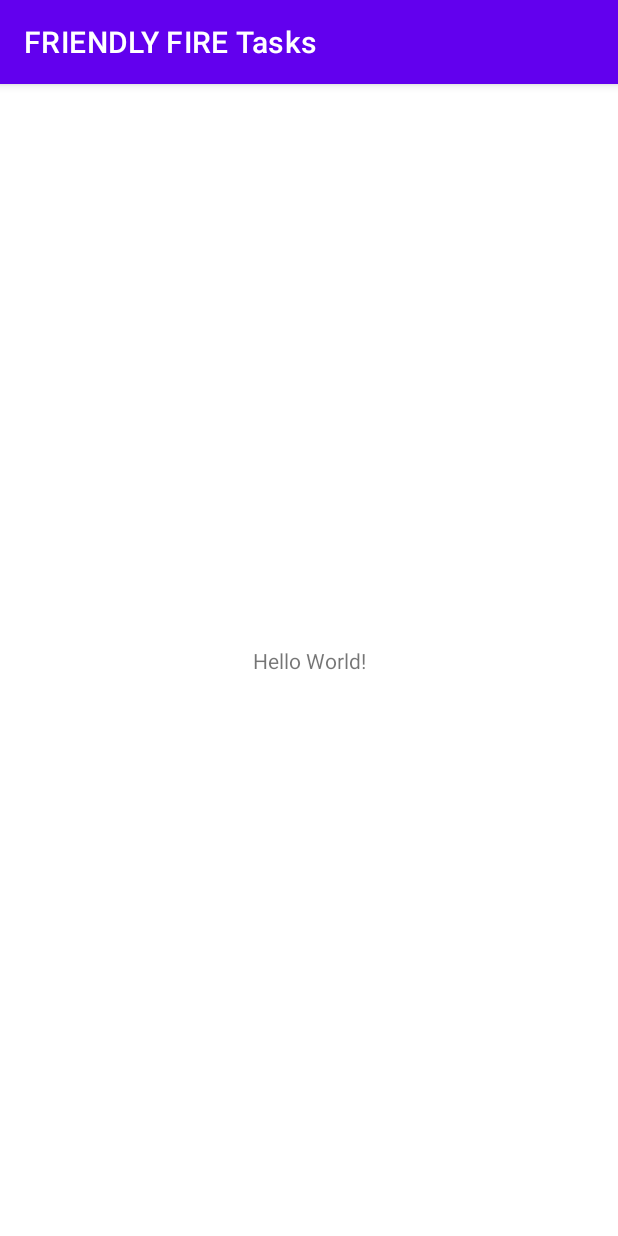
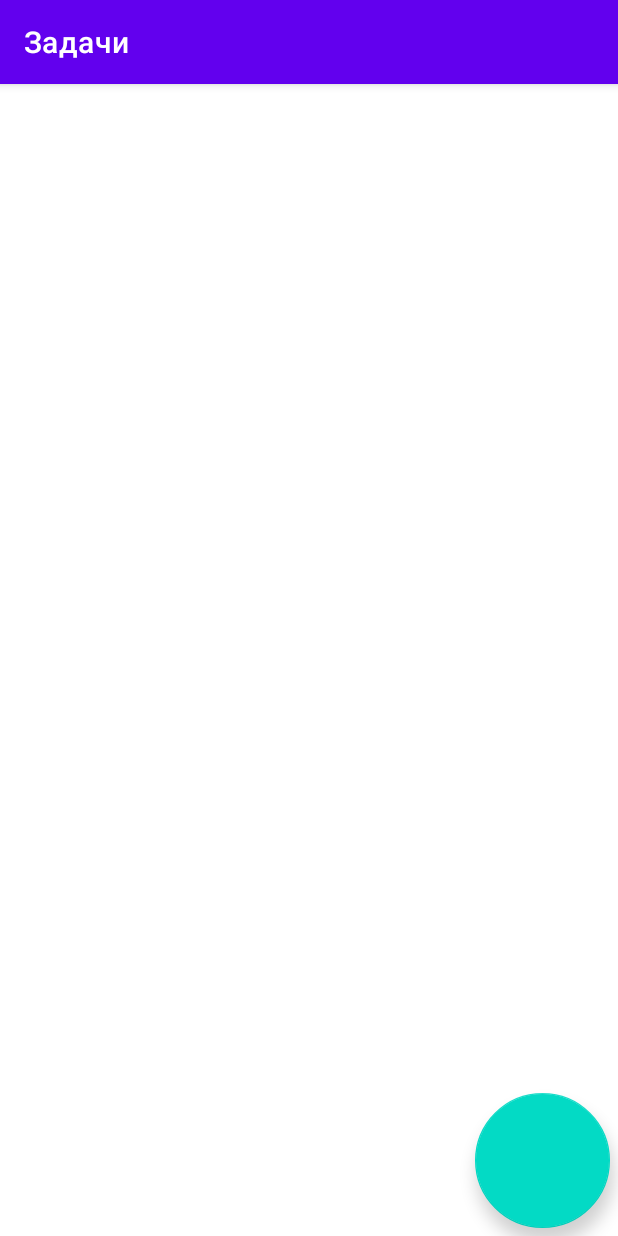
Before and after one commit to RandomServant/FRIENDLY-FIRE-Tasks, an Android app: the screen it shows after launch (MainActivity), on a phone screen of 412 x 824 dp. Run offline under Robolectric (Android 15) with nearby library versions, the phone set to English and light mode, and no system bars.

Commit message:
Сделана вёрстка кнопки добавления и списка

```diff
--- a/app/src/main/AndroidManifest.xml
+++ b/app/src/main/AndroidManifest.xml
@@ -12,7 +12,7 @@
         android:theme="@style/Theme.FRIENDLYFIRETasks"
         tools:targetApi="31">
         <activity
-            android:name=".MainActivity"
+            android:name=".presentation.MainActivity"
             android:exported="true">
             <intent-filter>
                 <action android:name="android.intent.action.MAIN" />
--- a/app/src/main/java/com/example/friendlyfiretasks/MainActivity.kt
+++ b/app/src/main/java/com/example/friendlyfiretasks/presentation/MainActivity.kt
@@ -1,7 +1,8 @@
-package com.example.friendlyfiretasks
+package com.example.friendlyfiretasks.presentation
 
 import androidx.appcompat.app.AppCompatActivity
 import android.os.Bundle
+import com.example.friendlyfiretasks.R
 
 class MainActivity : AppCompatActivity() {
     override fun onCreate(savedInstanceState: Bundle?) {
--- a/app/src/main/res/layout/activity_main.xml
+++ b/app/src/main/res/layout/activity_main.xml
@@ -4,15 +4,32 @@
     xmlns:tools="http://schemas.android.com/tools"
     android:layout_width="match_parent"
     android:layout_height="match_parent"
-    tools:context=".MainActivity">
+    tools:context=".presentation.MainActivity">
 
-    <TextView
-        android:layout_width="wrap_content"
-        android:layout_height="wrap_content"
-        android:text="Hello World!"
+    <androidx.recyclerview.widget.RecyclerView
+        android:id="@+id/recycler"
+        android:layout_width="match_parent"
+        android:layout_height="match_parent"
+        android:layout_marginBottom="100dp"
+        android:layout_marginTop="100dp"
         app:layout_constraintBottom_toBottomOf="parent"
         app:layout_constraintEnd_toEndOf="parent"
+        app:layout_constraintHorizontal_bias="0.473"
         app:layout_constraintStart_toStartOf="parent"
-        app:layout_constraintTop_toTopOf="parent" />
+        app:layout_constraintTop_toTopOf="parent"
+        app:layout_constraintVertical_bias="0.0"
+        tools:listitem="@layout/task_item" />
+
+    <com.google.android.material.floatingactionbutton.FloatingActionButton
+        android:id="@+id/button_add"
+        android:layout_width="90dp"
+        android:layout_height="90dp"
+        android:layout_marginEnd="5dp"
+        android:layout_marginBottom="5dp"
+        android:contentDescription="@string/button_add"
+        app:layout_constraintBottom_toBottomOf="parent"
+        app:layout_constraintEnd_toEndOf="parent">
+
+    </com.google.android.material.floatingactionbutton.FloatingActionButton>
 
 </androidx.constraintlayout.widget.ConstraintLayout>
--- a/app/src/main/res/values/strings.xml
+++ b/app/src/main/res/values/strings.xml
@@ -1,3 +1,5 @@
 <resources>
-    <string name="app_name">FRIENDLY FIRE Tasks</string>
+    <string name="app_name">Задачи</string>
+
+    <string name="button_add">button_add_task</string>
 </resources>
```
